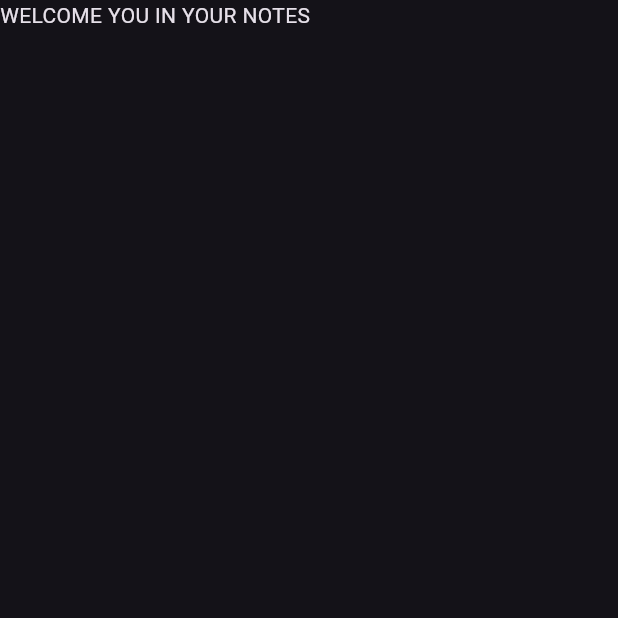
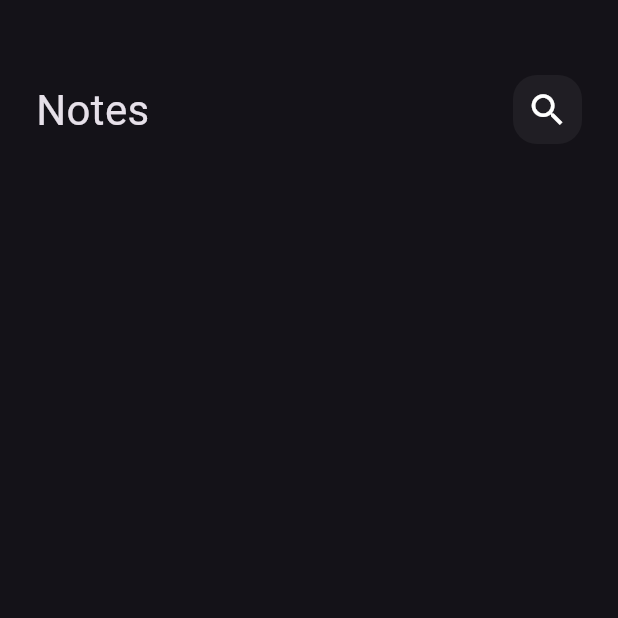
Before and after one commit to ahmedashraf-hub/Notes, a Flutter app: the screen it shows after launch, on a phone screen of 412 x 824 dp, the top half of it. Run offline on Flutter 3.47's test engine with Material 3 defaults, Android fonts, the phone set to English and light mode, and no system bars.

Commit message:
Create customAppBar.

```diff
--- /dev/null
+++ b/lib/widgets/custom_app_bar.dart
@@ -0,0 +1,17 @@
+import 'package:flutter/material.dart';
+import 'package:notes/widgets/custom_search_icon.dart';
+
+class CustomAppBar extends StatelessWidget {
+  const CustomAppBar({super.key});
+
+  @override
+  Widget build(BuildContext context) {
+    return const Row(
+      mainAxisAlignment: MainAxisAlignment.spaceBetween,
+      children: [
+        Text('Notes', style: TextStyle(fontSize: 28)),
+        CustomSearchIcon(),
+      ],
+    );
+  }
+}
--- /dev/null
+++ b/lib/widgets/custom_search_icon.dart
@@ -0,0 +1,18 @@
+import 'package:flutter/material.dart';
+
+class CustomSearchIcon extends StatelessWidget {
+  const CustomSearchIcon({super.key});
+
+  @override
+  Widget build(BuildContext context) {
+    return Container(
+      height: 46,
+      width: 46,
+      decoration: BoxDecoration(
+        borderRadius: BorderRadius.circular(16),
+        color: Colors.white.withValues(alpha: 0.05),
+      ),
+      child: const Icon(Icons.search, size: 28),
+    );
+  }
+}
--- a/lib/widgets/home_view_body.dart
+++ b/lib/widgets/home_view_body.dart
@@ -1,10 +1,14 @@
 import 'package:flutter/material.dart';
+import 'package:notes/widgets/custom_app_bar.dart';
 
 class HomeViewBody extends StatelessWidget {
   const HomeViewBody({super.key});
 
   @override
   Widget build(BuildContext context) {
-    return const Column(children: [Text('WELCOME YOU IN YOUR NOTES')]);
+    return const Padding(
+      padding: EdgeInsets.symmetric(horizontal: 24.0),
+      child: Column(children: [SizedBox(height: 50), CustomAppBar()]),
+    );
   }
 }
```
